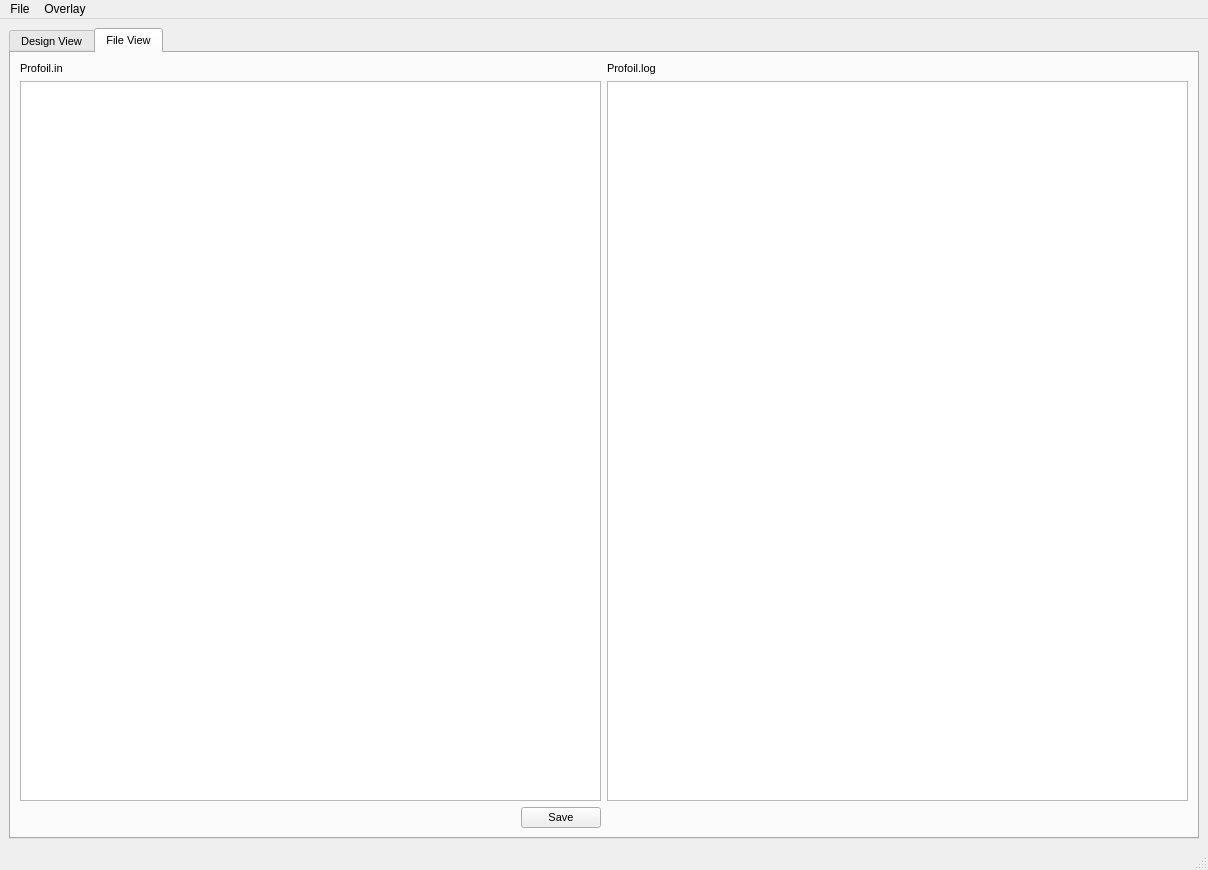
Qt form GUI.ui (kjayawar/PROFOIL-UI) before a commit.
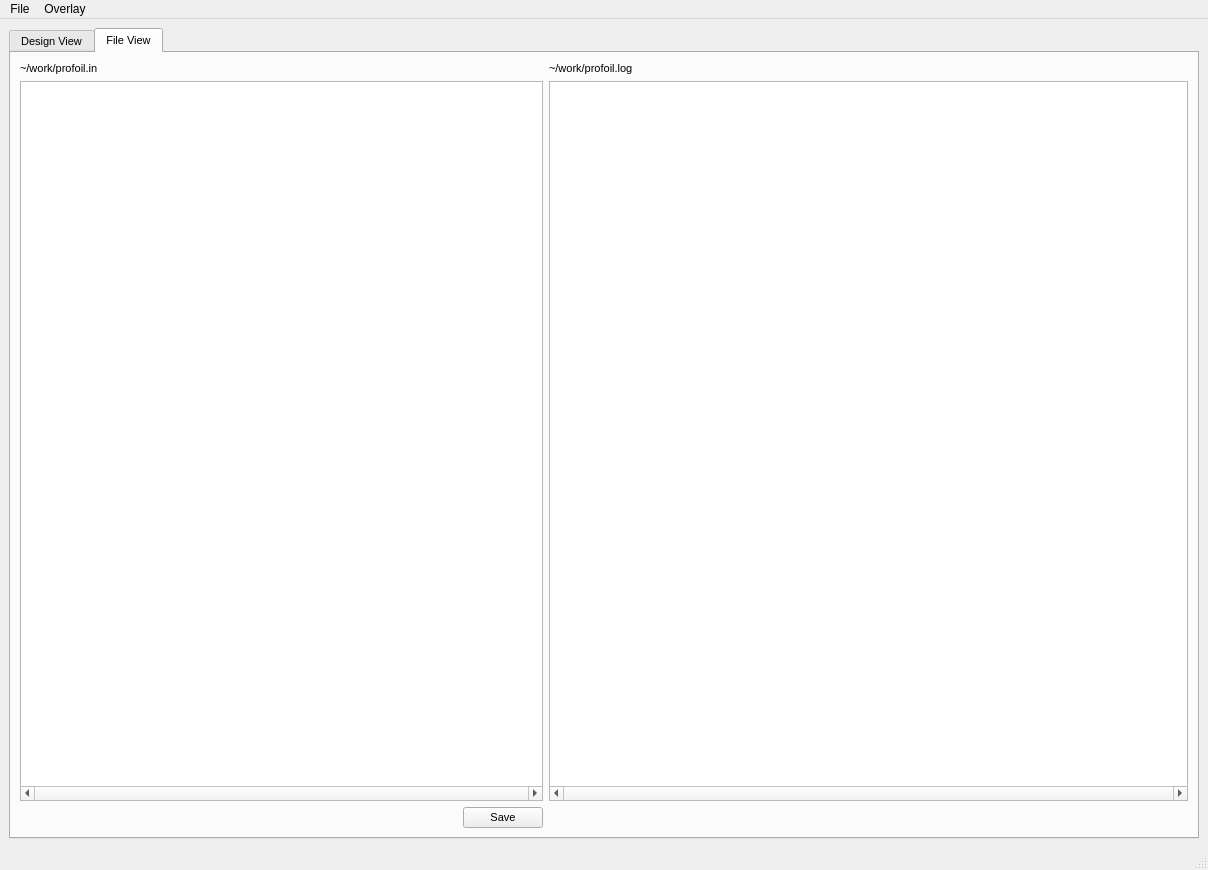
The same form after that commit. The open tabs and pages were chosen to show the change.

Diff of the .ui file:
```diff
--- a/GUI.ui
+++ b/GUI.ui
@@ -282,7 +282,7 @@
        <attribute name="title">
         <string>File View</string>
        </attribute>
-       <layout class="QGridLayout" name="gridLayout">
+       <layout class="QGridLayout" name="gridLayout" columnstretch="9,11">
         <item row="1" column="1">
          <widget class="QPlainTextEdit" name="plainTextEdit_profoil_log">
           <property name="font">
@@ -291,6 +291,12 @@
             <pointsize>8</pointsize>
            </font>
           </property>
+          <property name="horizontalScrollBarPolicy">
+           <enum>Qt::ScrollBarAlwaysOn</enum>
+          </property>
+          <property name="lineWrapMode">
+           <enum>QPlainTextEdit::NoWrap</enum>
+          </property>
           <property name="readOnly">
            <bool>true</bool>
           </property>
@@ -307,13 +313,19 @@
             <pointsize>8</pointsize>
            </font>
           </property>
+          <property name="horizontalScrollBarPolicy">
+           <enum>Qt::ScrollBarAlwaysOn</enum>
+          </property>
+          <property name="lineWrapMode">
+           <enum>QPlainTextEdit::NoWrap</enum>
+          </property>
           <property name="plainText">
            <string/>
           </property>
          </widget>
         </item>
         <item row="2" column="0">
-         <layout class="QHBoxLayout" name="horizontalLayout_2">
+         <layout class="QHBoxLayout" name="horizontalLayout_2" stretch="0,0">
           <item>
            <spacer name="horizontalSpacer">
             <property name="orientation">
@@ -339,14 +351,14 @@
         <item row="0" column="0">
          <widget class="QLabel" name="label">
           <property name="text">
-           <string>Profoil.in</string>
+           <string>~/work/profoil.in</string>
           </property>
          </widget>
         </item>
         <item row="0" column="1">
          <widget class="QLabel" name="label_2">
           <property name="text">
-           <string>Profoil.log</string>
+           <string>~/work/profoil.log</string>
           </property>
          </widget>
         </item>
```
